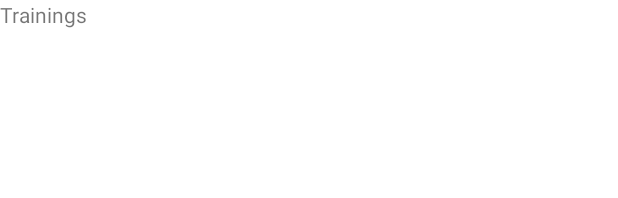
After one commit to Ik0n/TrainingDairy, an Android app: the layout fragment_month.xml on its own in the app's theme, with its tools: preview values and no code run, on a phone screen of 412 x 824 dp. The commit adds this screen. Shown: the top 198 px of the screen. Run offline under Robolectric (Android 15) with nearby library versions, the phone set to English and light mode, and no system bars.

Commit message:
Добавил фрагменты MonthFragment.kt и ProgramsListFragment.kt и настроил в MainActivity.kt переходы между ними с помощью bottomNavigationBar

```diff
--- /dev/null
+++ b/app/src/main/res/layout/fragment_month.xml
@@ -0,0 +1,13 @@
+<?xml version="1.0" encoding="utf-8"?>
+<FrameLayout xmlns:android="http://schemas.android.com/apk/res/android"
+    xmlns:tools="http://schemas.android.com/tools"
+    android:layout_width="match_parent"
+    android:layout_height="match_parent"
+    tools:context=".MonthFragment">
+
+    <TextView
+        android:layout_width="match_parent"
+        android:layout_height="match_parent"
+        android:text="@string/action_bottom_navigation_bar_trainings" />
+
+</FrameLayout>
--- a/app/src/main/res/values/strings.xml
+++ b/app/src/main/res/values/strings.xml
@@ -2,4 +2,6 @@
     <string name="app_name">TrainingDairy</string>
     <string name="action_bottom_navigation_bar_programs">Programs</string>
     <string name="action_bottom_navigation_bar_trainings">Trainings</string>
+
+    <string name="hello_blank_fragment">Hello blank fragment</string>
 </resources>
```
Also changed, not shown: app/build.gradle (+6 -1 lines), app/src/main/java/ru/ikon/trainingdairy/MainActivity.kt (+37 -1 lines), app/src/main/java/ru/ikon/trainingdairy/MonthFragment.kt (added, +29 -0 lines), app/src/main/java/ru/ikon/trainingdairy/ProgramsListFragment.kt (added, +28 -0 lines), app/src/main/res/layout/fragment_programs_list.xml (added, +13 -0 lines).
